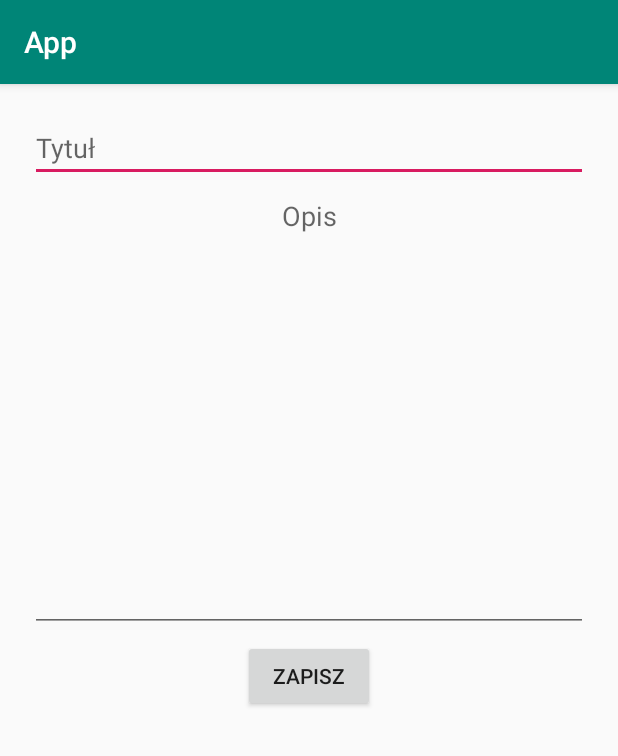
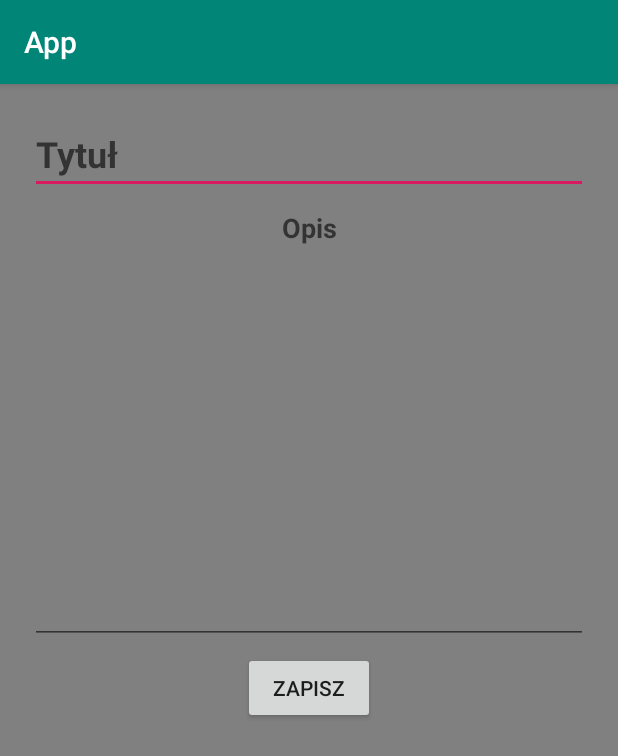
Before and after one commit to Pimpek900/Menu, an Android app: the Notatnik screen opened directly, with no data from a screen before it, on a phone screen of 412 x 824 dp. Shown: the top 756 px of the screen. Run offline under Robolectric (Android 15) with nearby library versions, the light colour scheme and no system bars.

Commit message:
Next update

```diff
--- a/App/app/src/main/res/layout/activity_notatnik.xml
+++ b/App/app/src/main/res/layout/activity_notatnik.xml
@@ -4,6 +4,7 @@
     xmlns:tools="http://schemas.android.com/tools"
     android:layout_width="match_parent"
     android:layout_height="match_parent"
+    android:background="#808080"
     tools:context=".Notatnik">
 
     <EditText
@@ -16,8 +17,11 @@
         android:layout_marginEnd="20dp"
         android:layout_marginRight="20dp"
         android:ems="10"
+        android:hint="Tytuł"
         android:inputType="textPersonName"
-        android:hint="Tytuł"
+        android:textColor="#FFFF"
+        android:textSize="24sp"
+        android:textStyle="bold"
         app:layout_constraintEnd_toEndOf="parent"
         app:layout_constraintStart_toStartOf="parent"
         app:layout_constraintTop_toTopOf="parent" />
@@ -31,9 +35,12 @@
         android:layout_marginEnd="20dp"
         android:layout_marginRight="20dp"
         android:ems="10"
+        android:gravity="top|center"
+        android:hint="Opis"
         android:inputType="textMultiLine|textCapSentences"
-        android:hint="Opis"
-        android:gravity="top|center"
+        android:textColor="#FFF"
+        android:textSize="18sp"
+        android:textStyle="bold"
         app:layout_constraintEnd_toEndOf="parent"
         app:layout_constraintStart_toStartOf="parent"
         app:layout_constraintTop_toBottomOf="@+id/Tytuł" />
@@ -54,14 +61,17 @@
         app:layout_constraintTop_toBottomOf="@+id/Opis" />
 
     <ListView
+        android:id="@+id/Lista"
         android:layout_width="395dp"
         android:layout_height="287dp"
         android:layout_marginStart="20dp"
         android:layout_marginLeft="20dp"
+        android:layout_marginTop="20dp"
         android:layout_marginEnd="20dp"
         android:layout_marginRight="20dp"
         android:layout_marginBottom="20dp"
         app:layout_constraintBottom_toBottomOf="parent"
         app:layout_constraintEnd_toEndOf="parent"
-        app:layout_constraintStart_toStartOf="parent" />
+        app:layout_constraintStart_toStartOf="parent"
+        app:layout_constraintTop_toBottomOf="@+id/Zapisz" />
 </androidx.constraintlayout.widget.ConstraintLayout>
```
